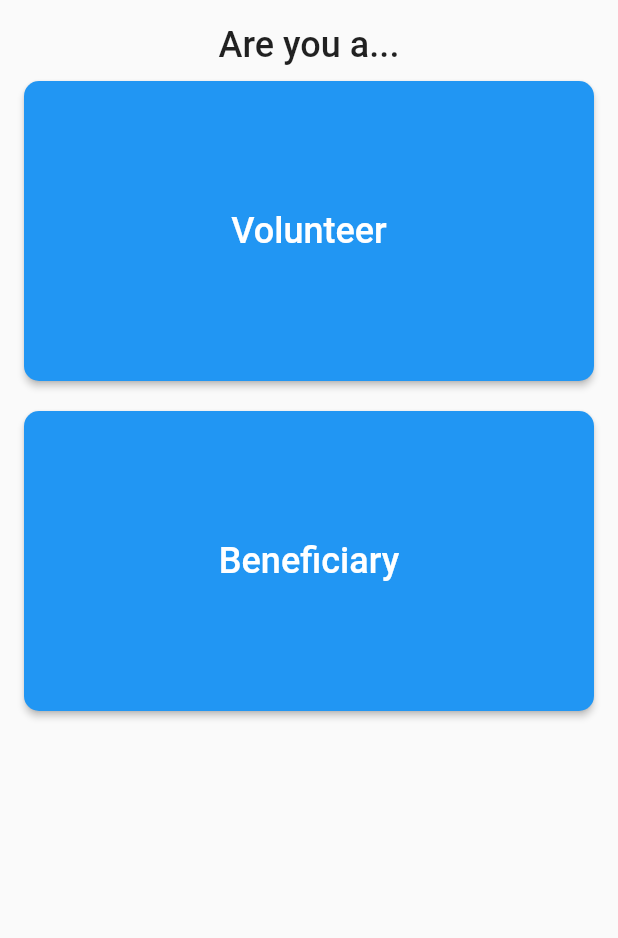
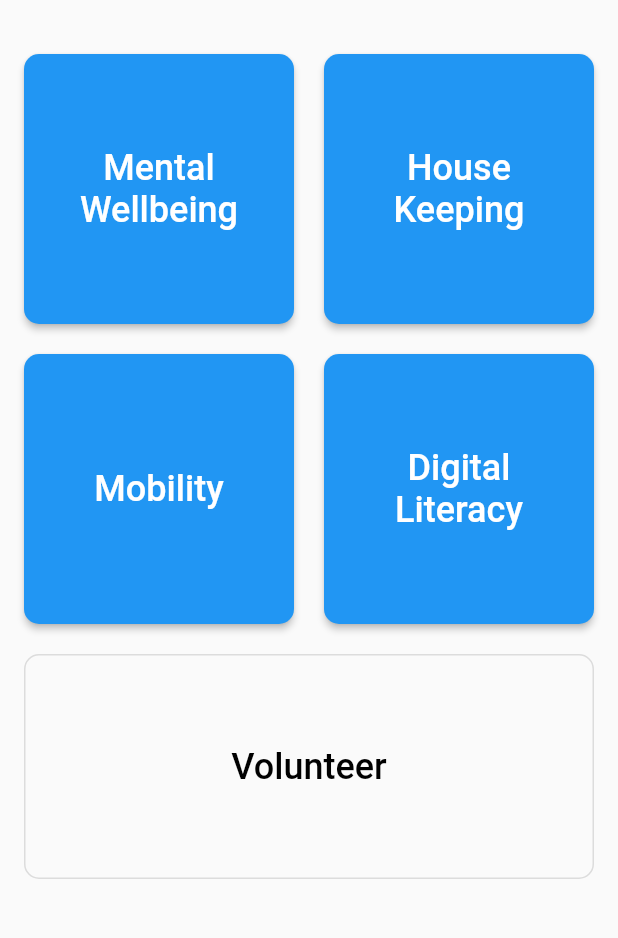
Before and after one commit to tchiong/lifehack2022, a Flutter app: the screen it shows after launch, after a tap on "Beneficiary", on a phone screen of 412 x 824 dp, the part 48-986 px from its top. Run offline on Flutter 3.47's test engine with Material 2 defaults, Android fonts, the phone set to English and light mode, and no system bars.

Commit message:
Make beneficiary screen

```diff
--- a/kindness_network/lib/authentication_screens/welcome.dart
+++ b/kindness_network/lib/authentication_screens/welcome.dart
@@ -1,7 +1,7 @@
-
-
 import 'package:flutter/material.dart';
 import 'package:kindness_network/common/constants.dart';
+import 'package:kindness_network/common/routes.dart';
+import 'package:kindness_network/common/widgets/language_selector.dart';
 
 class WelcomeScreen extends StatelessWidget {
   const WelcomeScreen({Key? key}) : super(key: key);
@@ -14,13 +14,7 @@ class WelcomeScreen extends StatelessWidget {
           padding: const EdgeInsets.symmetric(horizontal: defaultPadding),
           child: Column(
             children: [
-              Row(
-                mainAxisAlignment: MainAxisAlignment.spaceEvenly,
-                children: [
-                  TextButton(onPressed: (){}, child: const Text("English"),),
-                  TextButton(onPressed: (){}, child: const Text("Bahasa Melayu"),),
-                ],
-              ),
+              const LanguageSelector(),
               const Text("Are you a...", style: TextStyle(fontSize: 24, fontWeight: FontWeight.w500),),
               const SizedBox(height: 10,),
               SizedBox(
@@ -48,7 +42,9 @@ class WelcomeScreen extends StatelessWidget {
                       borderRadius: BorderRadius.circular(defaultRadius),
                     ),
                   ),
-                  onPressed: (){},
+                  onPressed: () {
+                    Navigator.of(context).pushNamedAndRemoveUntil(beneficiaryRoute, (route) => true);
+                  },
                   child: const Text("Beneficiary"),
                 ),
               ),
--- /dev/null
+++ b/kindness_network/lib/beneficiary_screen/beneficiary_screen.dart
@@ -0,0 +1,114 @@
+import 'package:flutter/material.dart';
+import 'package:flutter/src/foundation/key.dart';
+import 'package:flutter/src/widgets/framework.dart';
+import 'package:kindness_network/common/constants.dart';
+import 'package:kindness_network/common/widgets/language_selector.dart';
+
+class BeneficiaryScreen extends StatefulWidget {
+  const BeneficiaryScreen({Key? key}) : super(key: key);
+
+  @override
+  State<BeneficiaryScreen> createState() => _BeneficiaryScreenState();
+}
+
+class _BeneficiaryScreenState extends State<BeneficiaryScreen> {
+  @override
+  Widget build(BuildContext context) {
+    return Scaffold(
+      body: SafeArea(
+        child: SingleChildScrollView(
+          child: Padding(
+            padding: const EdgeInsets.symmetric(horizontal: defaultPadding),
+            child: Column(
+              children: [
+                const LanguageSelector(),
+                const SizedBox(height: 20,),
+                SizedBox(
+                  height: 400,
+                  child: GridView.count(
+                    crossAxisCount: 2,
+                    crossAxisSpacing: 20,
+                    mainAxisSpacing: 20,
+                    children: [
+                      SizedBox(
+                        width: 125,
+                        height: 150,
+                        child: ElevatedButton(
+                          style: ElevatedButton.styleFrom(
+                            textStyle: const TextStyle(fontSize: 24, fontWeight: FontWeight.w500),
+                            shape: RoundedRectangleBorder(
+                              borderRadius: BorderRadius.circular(defaultRadius),
+                            ),
+                          ),
+                          onPressed: (){},
+                          child: const Text("Mental Wellbeing", textAlign: TextAlign.center,),
+                        ),
+                      ),
+                      SizedBox(
+                        width: 125,
+                        height: 150,
+                        child: ElevatedButton(
+                          style: ElevatedButton.styleFrom(
+                            textStyle: const TextStyle(fontSize: 24, fontWeight: FontWeight.w500),
+                            shape: RoundedRectangleBorder(
+                              borderRadius: BorderRadius.circular(defaultRadius),
+                            ),
+                          ),
+                          onPressed: (){},
+                          child: const Text("House Keeping", textAlign: TextAlign.center,),
+                        ),
+                      ),
+                      SizedBox(
+                        width: 125,
+                        height: 150,
+                        child: ElevatedButton(
+                          style: ElevatedButton.styleFrom(
+                            textStyle: const TextStyle(fontSize: 24, fontWeight: FontWeight.w500),
+                            shape: RoundedRectangleBorder(
+                              borderRadius: BorderRadius.circular(defaultRadius),
+                            ),
+                          ),
+                          onPressed: (){},
+                          child: const Text("Mobility", textAlign: TextAlign.center,),
+                        ),
+                      ),
+                      SizedBox(
+                        width: 125,
+                        height: 150,
+                        child: ElevatedButton(
+                          style: ElevatedButton.styleFrom(
+                            textStyle: const TextStyle(fontSize: 24, fontWeight: FontWeight.w500),
+                            shape: RoundedRectangleBorder(
+                              borderRadius: BorderRadius.circular(defaultRadius),
+                            ),
+                          ),
+                          onPressed: (){},
+                          child: const Text("Digital Literacy", textAlign: TextAlign.center,),
+                        ),
+                      ),
+                    ],
+                  ),
+                ),
+                SizedBox(
+                width: double.infinity,
+                height: 150,
+                child: OutlinedButton(
+                  style: OutlinedButton.styleFrom(
+                    primary: Colors.black,
+                    textStyle: const TextStyle(fontSize: 24, fontWeight: FontWeight.w500),
+                    shape: RoundedRectangleBorder(
+                      borderRadius: BorderRadius.circular(defaultRadius),
+                    ),
+                  ),
+                  onPressed: (){},
+                  child: const Text("Volunteer"),
+                ),
+              ),
+              ],
+            ),
+          ),
+        ),
+      ),
+    );
+  }
+}
--- /dev/null
+++ b/kindness_network/lib/common/routes.dart
@@ -0,0 +1,2 @@
+const welcomeRoute = '/welcome/';
+const beneficiaryRoute = '/beneficiary/';
--- /dev/null
+++ b/kindness_network/lib/common/widgets/language_selector.dart
@@ -0,0 +1,18 @@
+import 'package:flutter/material.dart';
+
+class LanguageSelector extends StatelessWidget {
+  const LanguageSelector({
+    Key? key,
+  }) : super(key: key);
+
+  @override
+  Widget build(BuildContext context) {
+    return Row(
+      mainAxisAlignment: MainAxisAlignment.spaceEvenly,
+      children: [
+        TextButton(onPressed: (){}, child: const Text("English"),),
+        TextButton(onPressed: (){}, child: const Text("Bahasa Melayu"),),
+      ],
+    );
+  }
+}
--- a/kindness_network/lib/main.dart
+++ b/kindness_network/lib/main.dart
@@ -1,5 +1,7 @@
 import 'package:flutter/material.dart';
 import 'package:kindness_network/authentication_screens/welcome.dart';
+import 'package:kindness_network/beneficiary_screen/beneficiary_screen.dart';
+import 'package:kindness_network/common/routes.dart';
 
 void main() {
   runApp(const MyApp());
@@ -18,6 +20,10 @@ class MyApp extends StatelessWidget {
         primarySwatch: Colors.blue,
       ),
       home: const WelcomeScreen(),
+       routes: {
+              welcomeRoute: (context) => const WelcomeScreen(),
+              beneficiaryRoute: (context) => const BeneficiaryScreen(),
+          },
     );
   }
 }
```
